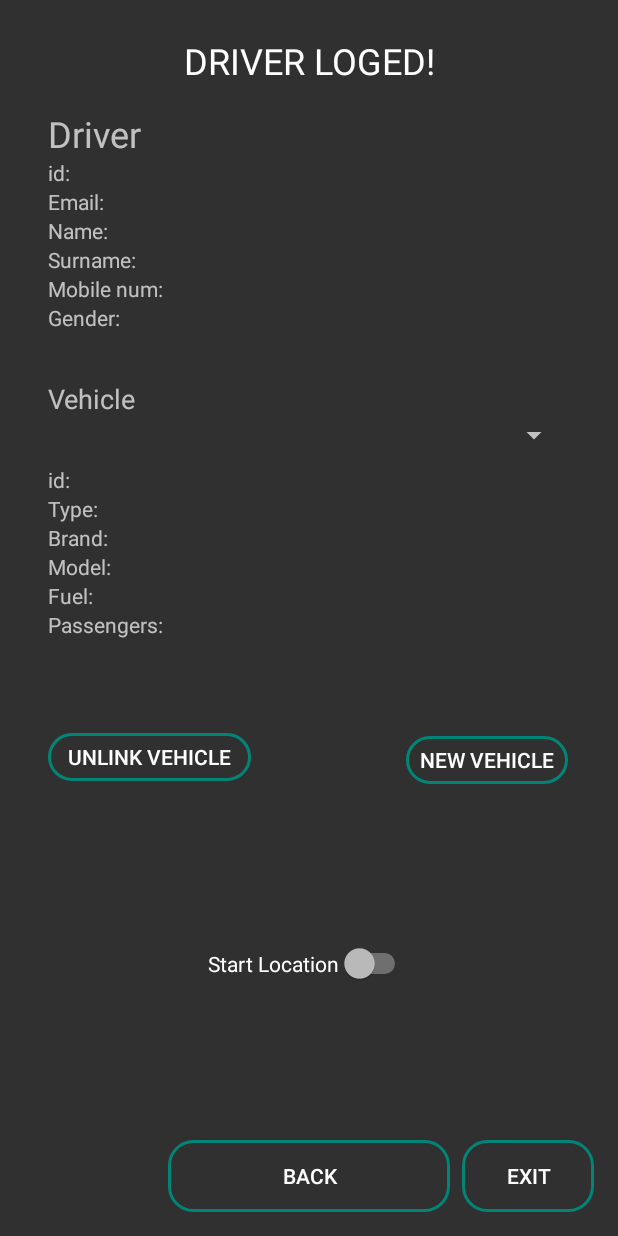
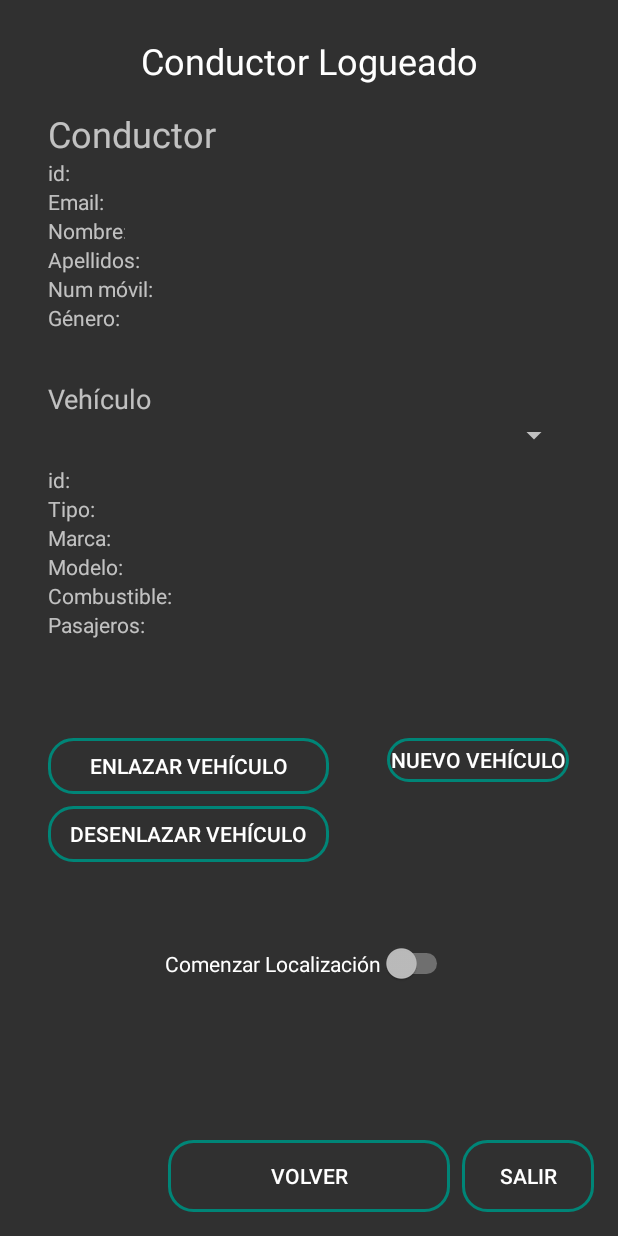
Before and after one commit to avillenam/geoloc, an Android app: the UserLogedActivity screen opened directly, with no data from a screen before it, on a phone screen of 412 x 824 dp. Run offline under Robolectric (Android 15) with nearby library versions, the phone set to English and light mode, and no system bars.

Commit message:
Versión 1.8

```diff
--- a/app/src/main/java/com/uned/geoloc_3/Interface/JsonHerokuapp.java
+++ b/app/src/main/java/com/uned/geoloc_3/Interface/JsonHerokuapp.java
@@ -2,7 +2,7 @@ package com.uned.geoloc_3.Interface;
 
 import com.uned.geoloc_3.Model.Driver;
 import com.uned.geoloc_3.Model.LoginCode;
-import com.uned.geoloc_3.Model.LoginUser;
+import com.uned.geoloc_3.Model.Message;
 import com.uned.geoloc_3.Model.Vehicle;
 
 import java.util.List;
@@ -16,7 +16,6 @@ import retrofit2.http.FormUrlEncoded;
 import retrofit2.http.GET;
 import retrofit2.http.POST;
 import retrofit2.http.Path;
-import retrofit2.http.Query;
 import retrofit2.http.QueryMap;
 
 public interface JsonHerokuapp {
@@ -70,22 +69,20 @@ public interface JsonHerokuapp {
     @POST("driver")
     Call<Driver> createDriver(@Body Driver driver);
 
-    /*
+    // Realiza una petición POST para establecer relación conductor-vehiculo
     @FormUrlEncoded
-    @POST("loginDriver")
-    Call<LoginUser> loginDriver(@FieldMap Map<String, String> fields);
-
-    @POST("loginDriver")
-    Call<LoginCode> loginDriver(@Body LoginUser loginUser);
-
-    @FormUrlEncoded
-    @POST("loginDriver")
-    Call<LoginCode> loginDriver(
-            @Field("email") String email,
-            @Field("password") String password
+    @POST("vehicleDriver")
+    Call<Message> driverVehicleRelation(
+            @Field("id_driver") int id_driver,
+            @Field("id_vehicle") int id_vehicle
     );
 
-     */
+    // Realiza una petición POST para eliminar relación conductor-vehiculo para el id_driver especificado
+    @FormUrlEncoded
+    @POST("deleteVehicleDriver")
+    Call<Message> deleteDriverVehicleRelation(
+            @Field("id_driver") int id_driver
+    );
 
     @GET("loginDriver/{email}/{password}")
     Call<List<Vehicle>> getVehicle(@Path("id_vehicle") int id_vehicle);
@@ -94,9 +91,14 @@ public interface JsonHerokuapp {
     Call<LoginCode> loginDriver(@QueryMap Map<String, String> parameters);
 
     @GET("loginDriver/{email}/{password}")
-    Call<LoginCode> loginDriver(@Path("email") String email, @Path("password") String password);
+    Call<LoginCode> loginDriver(
+            @Path("email") String email,
+            @Path("password") String password
+    );
 
     // Llamada GET al servidor que devuelve un objeto Driver a partir del id_driver
     @GET("driver/{id_driver}")
     Call<List<Driver>> driverById(@Path("id_driver") int id_driver);
+
+    // Establece relación conductor-vehiculo
 }
--- a/app/src/main/java/com/uned/geoloc_3/Model/Vehicle.java
+++ b/app/src/main/java/com/uned/geoloc_3/Model/Vehicle.java
@@ -1,6 +1,4 @@
 package com.uned.geoloc_3.Model;
-
-import androidx.annotation.NonNull;
 
 public class Vehicle {
     private int id_vehicle;
--- a/app/src/main/java/com/uned/geoloc_3/UserLogedActivity.java
+++ b/app/src/main/java/com/uned/geoloc_3/UserLogedActivity.java
@@ -16,7 +16,7 @@ import android.widget.Toast;
 
 import com.uned.geoloc_3.Interface.JsonHerokuapp;
 import com.uned.geoloc_3.Model.Driver;
-import com.uned.geoloc_3.Model.LoginCode;
+import com.uned.geoloc_3.Model.Message;
 import com.uned.geoloc_3.Model.Vehicle;
 
 import java.util.ArrayList;
@@ -32,13 +32,21 @@ public class UserLogedActivity extends AppCompatActivity {
 
     TextView txt_emailUSer, txt_idDriver, txt_name, txt_surname, txt_mobile, txt_gender;
     TextView txt_idVehicle, txt_type, txt_brand, txt_model, txt_fuel, txt_passengers;
-    Button btn_back, btn_exit, btn_new_vehicle, btn_deattach_vehicle;
+    Button btn_back, btn_exit, btn_new_vehicle, btn_attach_vehicle, btn_deattach_vehicle;
     Spinner spinner_vehicles;
     Switch switch_start_location;
     private List<Vehicle> vehiclesList;
     private List<Vehicle> vehiclesAvailable;
     private List<String> listVehicles;
     private JsonHerokuapp jsonHerokuapp;
+
+    // Conductor actual
+    Driver driver = null;
+    int id_driver;
+    String email;
+    // Vehículo asociado al conductor actual
+    Vehicle vehicle = null;
+    int id_vehicle;
 
 
     @Override
@@ -62,6 +70,7 @@ public class UserLogedActivity extends AppCompatActivity {
         btn_back = (Button) findViewById(R.id.btn_back);
         btn_exit = (Button) findViewById(R.id.btn_exit);
         btn_new_vehicle = (Button) findViewById(R.id.btn_create_vehicle);
+        btn_attach_vehicle = (Button) findViewById(R.id.btn_attach_vehicle);
         btn_deattach_vehicle = (Button) findViewById(R.id.btn_deattach_vehicle);
         spinner_vehicles = (Spinner) findViewById(R.id.spinner_vehicles);
         switch_start_location = (Switch) findViewById(R.id.switch1);
@@ -83,8 +92,12 @@ public class UserLogedActivity extends AppCompatActivity {
         Bundle userBundle = this.getIntent().getExtras();
 
         if (userBundle != null) {
-            String email = userBundle.getString("email");
-            int id_driver = userBundle.getInt("id_driver");
+            email = userBundle.getString("email");
+            id_driver = userBundle.getInt("id_driver");
+
+            System.out.println("parámetros recibidos a través de un Bundle: ");
+            System.out.println(id_driver);
+            System.out.println(email);
 
             getDriverById(id_driver);
 
@@ -107,10 +120,36 @@ public class UserLogedActivity extends AppCompatActivity {
             }
         });
 
+        btn_attach_vehicle.setOnClickListener(new View.OnClickListener() {
+            @Override
+            public void onClick(View v) {
+                // TODO: establecer la relación
+                // Primero elimina cualquier relación anterior establecida
+                /*
+                if (id_vehicle != 0) {
+                    deleteVehicleDriverRelation(id_driver);
+                }
+
+                 */
+
+                // Establece la relación conductor-vecículo
+                System.out.println("Se va a crear una relacion conductor-vehículo");
+                System.out.println(id_driver);
+                System.out.println(id_vehicle);
+
+                driverVehicleRelation(id_driver, id_vehicle);
+
+                Toast.makeText(UserLogedActivity.this, "Enlace Vehiculo " + id_vehicle + " del Conductor" + id_driver, Toast.LENGTH_SHORT).show();
+
+            }
+        });
+
         btn_deattach_vehicle.setOnClickListener(new View.OnClickListener() {
             @Override
             public void onClick(View view) {
                 Toast.makeText(UserLogedActivity.this, "Desenlazar Vehiculo del Conductor", Toast.LENGTH_SHORT).show();
+                deleteVehicleDriverRelation(id_driver);
+
             }
         });
 
@@ -146,20 +185,7 @@ public class UserLogedActivity extends AppCompatActivity {
 
 
     private void getVehicles() {
-        //crea el objeto Retrofit
-        /*
-        Retrofit retrofit = new Retrofit.Builder()
-                .baseUrl("https://avillena-pfg.herokuapp.com/")
-                .addConverterFactory(GsonConverterFactory.create())
-                .build();
-
-         */
-
-        //Llamada a la interface
-        //JsonHerokuapp jsonHerokuapp = retrofit.create(JsonHerokuapp.class);
-        //jsonHerokuapp = retrofit.create(JsonHerokuapp.class);
         Call<List<Vehicle>> call = jsonHerokuapp.getVehicles();
-        System.out.println("Llamada a la interface dentro del getVehicles");
 
         //se hace un enqueue
         call.enqueue(new Callback<List<Vehicle>>() {
@@ -199,7 +225,10 @@ public class UserLogedActivity extends AppCompatActivity {
                     public void onItemSelected(AdapterView<?> parent, View view, int position, long id) {
                         //Vehicle vehicle = (Vehicle) parent.getSelectedItem();
                         if (position != 0) {
-                            Vehicle vehicle = vehiclesAvailable.get(position - 1);
+
+                            // Selecciona vehículo actual y lo almacena el la variable 'vehicle'
+                            vehicle = vehiclesAvailable.get(position - 1);
+                            id_vehicle = vehicle.getId_vehicle();
                             displayUserData(vehicle);
                             Toast.makeText(UserLogedActivity.this, "Vehículo seleccionado" + vehicle, Toast.LENGTH_SHORT).show();
 
@@ -211,8 +240,6 @@ public class UserLogedActivity extends AppCompatActivity {
                             txt_fuel.setText(vehicle.getFuel());
                             txt_passengers.setText(String.valueOf(vehicle.getPassengers()));
                         }
-
-                        // TODO: establecer la relación
 
 
                         // TODO: una vez seleccionado el vehículo, habría que poner tanto para el Vehicle como para el Driver, available = false;
@@ -234,6 +261,58 @@ public class UserLogedActivity extends AppCompatActivity {
         });
     }
 
+    // Establece relación conductor-vehículo
+    public void driverVehicleRelation(int id_driver_current, int id_vehicle_current) {
+        Call<Message> call = jsonHerokuapp.driverVehicleRelation(id_driver_current, id_vehicle_current);
+        call.enqueue(new Callback<Message>() {
+            @Override
+            public void onResponse(Call<Message> call, Response<Message> response) {
+                // si no es satisfactoria la respuesta, muestra un mensaje con el error
+                if (!response.isSuccessful()) {
+                    System.out.println("Código: " + response.code());
+                }
+
+                Message msg = response.body();
+                System.out.println(response);
+                System.out.println(msg);
+                System.out.println("msg: " + msg.getResponse());
+                //Log.i("onSuccess", response.body().toString());
+                Toast.makeText(UserLogedActivity.this, msg.toString(), Toast.LENGTH_SHORT).show();
+
+            }
+
+            @Override
+            public void onFailure(Call<Message> call, Throwable t) {
+                Toast.makeText(UserLogedActivity.this, t.getMessage(), Toast.LENGTH_SHORT).show();
+            }
+        });
+    }
+
+    // Elimina la relación conductor-vehículo para el id_driver especificado
+    public void deleteVehicleDriverRelation(int id_driver) {
+        Call<Message> call = jsonHerokuapp.deleteDriverVehicleRelation(id_driver);
+        call.enqueue(new Callback<Message>() {
+            @Override
+            public void onResponse(Call<Message> call, Response<Message> response) {
+                // si no es satisfactoria la respuesta, muestra un mensaje con el error
+                if (!response.isSuccessful()) {
+                    System.out.println("Código: " + response.code());
+                }
+
+                //Message msg = response.body();
+                Message msg = response.body();
+                System.out.println("msg: " + msg.getResponse());
+                Log.i("onSuccess", response.body().toString());
+                Toast.makeText(UserLogedActivity.this, msg.toString(), Toast.LENGTH_SHORT).show();
+            }
+
+            @Override
+            public void onFailure(Call<Message> call, Throwable t) {
+                Toast.makeText(UserLogedActivity.this, t.getMessage(), Toast.LENGTH_SHORT).show();
+            }
+        });
+    }
+
     // muestra Toast con la selección del vehículo
     public void displayVehicleData(String vehicle) {
         Toast.makeText(this, vehicle, Toast.LENGTH_LONG).show();
@@ -252,7 +331,8 @@ public class UserLogedActivity extends AppCompatActivity {
                     return;
                 }
 
-                Driver driver = response.body().get(0);
+                // Almacena en el objeto driver el conductor actual obtenido del a petición GET
+                driver = response.body().get(0);
 
                 // Rellenamos los TextView con los atrbutos del objeto Driver devuelto
                 txt_emailUSer.setText(driver.getEmail());
--- a/app/src/main/res/layout/activity_user_loged.xml
+++ b/app/src/main/res/layout/activity_user_loged.xml
@@ -26,7 +26,7 @@
         android:layout_marginLeft="32dp"
         android:ems="10"
         android:inputType="text"
-        android:text="Passengers:"
+        android:text="Pasajeros:"
         android:textSize="14sp"
         app:layout_constraintStart_toStartOf="parent"
         app:layout_constraintTop_toBottomOf="@+id/txt_fuel" />
@@ -76,7 +76,7 @@
         android:layout_marginLeft="32dp"
         android:ems="10"
         android:inputType="text"
-        android:text="Type:"
+        android:text="Tipo:"
         android:textSize="14sp"
         app:layout_constraintStart_toStartOf="parent"
         app:layout_constraintTop_toBottomOf="@+id/textView2" />
@@ -101,7 +101,7 @@
         android:layout_marginLeft="32dp"
         android:ems="10"
         android:inputType="text"
-        android:text="Brand:"
+        android:text="Marca:"
         android:textSize="14sp"
         app:layout_constraintStart_toStartOf="parent"
         app:layout_constraintTop_toBottomOf="@+id/txt_type" />
@@ -114,7 +114,7 @@
         android:layout_marginLeft="32dp"
         android:ems="10"
         android:inputType="text"
-        android:text="Model:"
+        android:text="Modelo:"
         android:textSize="14sp"
         app:layout_constraintStart_toStartOf="parent"
         app:layout_constraintTop_toBottomOf="@+id/txt_brand" />
@@ -127,7 +127,7 @@
         android:layout_marginLeft="32dp"
         android:ems="10"
         android:inputType="text"
-        android:text="Fuel:"
+        android:text="Combustible:"
         android:textSize="14sp"
         app:layout_constraintStart_toStartOf="parent"
         app:layout_constraintTop_toBottomOf="@+id/txt_model" />
@@ -155,7 +155,7 @@
         android:layout_marginRight="32dp"
         android:ems="10"
         android:inputType="text"
-        android:text="DRIVER LOGED!"
+        android:text="Conductor Logueado"
         android:textAlignment="center"
         android:textAppearance="@style/TextAppearance.AppCompat.Body1"
         android:textSize="24sp"
@@ -176,7 +176,7 @@
         android:layout_marginRight="32dp"
         android:ems="10"
         android:inputType="text"
-        android:text="Driver"
+        android:text="Conductor"
         android:textSize="24sp"
         app:layout_constraintEnd_toEndOf="parent"
         app:layout_constraintHorizontal_bias="0.0"
@@ -276,7 +276,7 @@
         android:layout_marginLeft="32dp"
         android:ems="10"
         android:inputType="text"
-        android:text="Name:"
+        android:text="Nombre:"
         android:textSize="14sp"
         app:layout_constraintStart_toStartOf="parent"
         app:layout_constraintTop_toBottomOf="@+id/txt_email" />
@@ -289,7 +289,7 @@
         android:layout_marginLeft="32dp"
         android:ems="10"
         android:inputType="text"
-        android:text="Surname:"
+        android:text="Apellidos:"
         android:textSize="14sp"
         app:layout_constraintStart_toStartOf="parent"
         app:layout_constraintTop_toBottomOf="@+id/txt_name" />
@@ -302,7 +302,7 @@
         android:layout_marginLeft="32dp"
         android:ems="10"
         android:inputType="text"
-        android:text="Mobile num:"
+        android:text="Num móvil:"
         android:textSize="14sp"
         app:layout_constraintStart_toStartOf="parent"
         app:layout_constraintTop_toBottomOf="@+id/txt_surname" />
@@ -315,7 +315,7 @@
         android:layout_marginLeft="32dp"
         android:ems="10"
         android:inputType="text"
-        android:text="Gender:"
+        android:text="Género:"
         android:textSize="14sp"
         app:layout_constraintStart_toStartOf="parent"
         app:layout_constraintTop_toBottomOf="@+id/txt_mobile" />
@@ -330,7 +330,7 @@
         android:layout_marginRight="8dp"
         android:layout_marginBottom="16dp"
         android:background="@drawable/button_rounded_border"
-        android:text="BACK"
+        android:text="Volver"
         app:layout_constraintBottom_toBottomOf="parent"
         app:layout_constraintEnd_toStartOf="@+id/btn_exit"
         app:layout_constraintStart_toStartOf="parent" />
@@ -343,7 +343,7 @@
         android:layout_marginRight="16dp"
         android:layout_marginBottom="16dp"
         android:background="@drawable/button_rounded_border"
-        android:text="EXIT"
+        android:text="Salir"
         app:layout_constraintBottom_toBottomOf="parent"
         app:layout_constraintEnd_toEndOf="parent"
         app:layout_constraintStart_toEndOf="@+id/btn_back" />
@@ -359,7 +359,7 @@
         android:layout_marginRight="32dp"
         android:ems="10"
         android:inputType="text"
-        android:text="Vehicle"
+        android:text="Vehículo"
         android:textSize="18sp"
         app:layout_constraintEnd_toEndOf="parent"
         app:layout_constraintHorizontal_bias="1.0"
@@ -381,13 +381,13 @@
 
     <Button
         android:id="@+id/btn_create_vehicle"
-        android:layout_width="108dp"
-        android:layout_height="32dp"
+        android:layout_width="121dp"
+        android:layout_height="29dp"
         android:layout_marginEnd="32dp"
         android:layout_marginRight="32dp"
         android:layout_marginBottom="32dp"
         android:background="@drawable/button_rounded_border"
-        android:text="New Vehicle"
+        android:text="Nuevo Vehículo"
         app:layout_constraintBottom_toBottomOf="parent"
         app:layout_constraintEnd_toEndOf="parent"
         app:layout_constraintHorizontal_bias="0.99"
@@ -397,23 +397,38 @@
 
     <Button
         android:id="@+id/btn_deattach_vehicle"
-        android:layout_width="135dp"
-        android:layout_height="32dp"
+        android:layout_width="187dp"
+        android:layout_height="37dp"
+        android:layout_marginStart="32dp"
+        android:layout_marginLeft="32dp"
+        android:layout_marginTop="8dp"
+        android:layout_marginBottom="24dp"
+        android:background="@drawable/button_rounded_border"
+        android:text="Desenlazar Vehículo"
+        app:layout_constraintBottom_toBottomOf="parent"
+        app:layout_constraintStart_toStartOf="parent"
+        app:layout_constraintTop_toBottomOf="@+id/btn_attach_vehicle"
+        app:layout_constraintVertical_bias="0.0" />
+
+    <Button
+        android:id="@+id/btn_attach_vehicle"
+        android:layout_width="187dp"
+        android:layout_height="37dp"
         android:layout_marginStart="32dp"
         android:layout_marginLeft="32dp"
         android:layout_marginBottom="24dp"
         android:background="@drawable/button_rounded_border"
-        android:text="Unlink Vehicle"
+        android:text="Enlazar Vehículo"
         app:layout_constraintBottom_toBottomOf="parent"
         app:layout_constraintStart_toStartOf="parent"
         app:layout_constraintTop_toBottomOf="@+id/spinner_vehicles"
-        app:layout_constraintVertical_bias="0.401" />
+        app:layout_constraintVertical_bias="0.412" />
 
     <Switch
         android:id="@+id/switch1"
         android:layout_width="wrap_content"
         android:layout_height="wrap_content"
-        android:text="Start Location"
+        android:text="Comenzar Localización"
         app:layout_constraintBottom_toBottomOf="parent"
         app:layout_constraintEnd_toEndOf="parent"
         app:layout_constraintStart_toStartOf="parent"
```
Also changed, not shown: app/src/main/java/com/uned/geoloc_3/Model/Message.java (added, +20 -0 lines).
